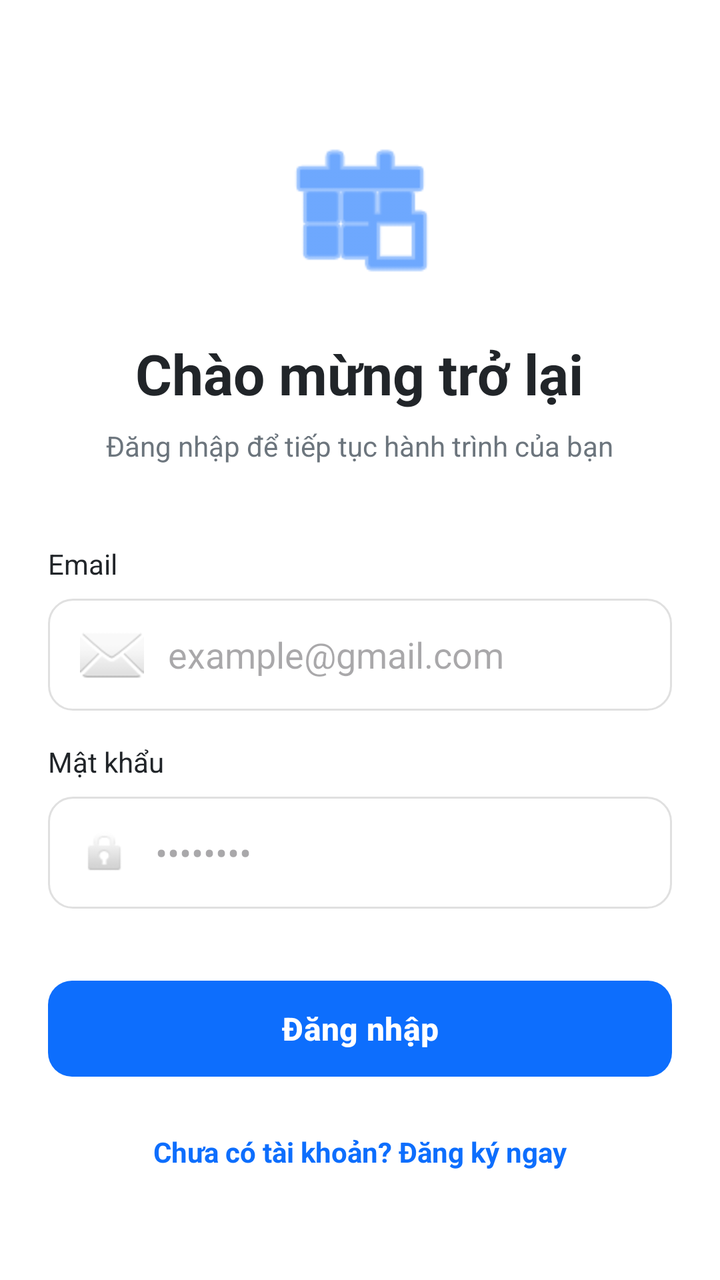
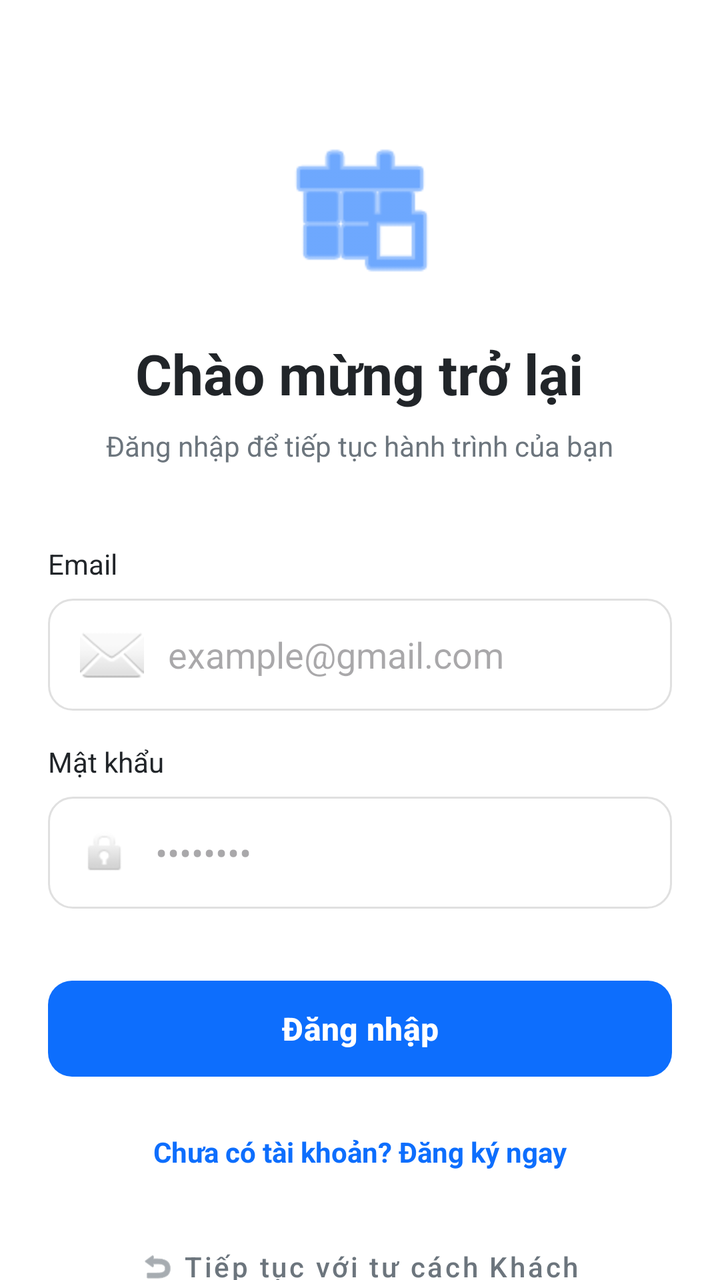

Compare the two renders of this Android layout. The source of the first and the diff that turns it into the second are given below.
<!-- AndroidManifest.xml: application theme Theme.JobSearchApp -->
<!-- res/layout/fragment_login.xml -->
<?xml version="1.0" encoding="utf-8"?>
<androidx.core.widget.NestedScrollView xmlns:android="http://schemas.android.com/apk/res/android"
    xmlns:app="http://schemas.android.com/apk/res-auto"
    android:layout_width="match_parent"
    android:layout_height="match_parent"
    android:background="@color/white"
    android:fillViewport="true">

    <LinearLayout
        android:layout_width="match_parent"
        android:layout_height="wrap_content"
        android:orientation="vertical"
        android:padding="24dp"
        android:gravity="center_horizontal">

        <ImageView
            android:layout_width="80dp"
            android:layout_height="80dp"
            android:src="@android:drawable/ic_menu_today"
            app:tint="@color/primary"
            android:layout_marginTop="40dp"
            android:layout_marginBottom="24dp"/>

        <TextView
            android:layout_width="wrap_content"
            android:layout_height="wrap_content"
            android:text="Chào mừng trở lại"
            android:textSize="28sp"
            android:textStyle="bold"
            android:textColor="@color/text_main"/>

        <TextView
            android:layout_width="wrap_content"
            android:layout_height="wrap_content"
            android:text="Đăng nhập để tiếp tục hành trình của bạn"
            android:textSize="14sp"
            android:textColor="@color/text_sub"
            android:layout_marginTop="8dp"
            android:layout_marginBottom="40dp"/>

        
        <TextView
            android:layout_width="match_parent"
            android:layout_height="wrap_content"
            android:text="Email"
            android:textColor="@color/text_main"
            android:textSize="14sp"
            android:layout_marginBottom="8dp"/>
        <EditText
            android:id="@+id/edtEmailLogin"
            android:layout_width="match_parent"
            android:layout_height="56dp"
            android:hint="example@gmail.com"
            android:inputType="textEmailAddress"
            android:background="@drawable/bg_search_bar"
            android:paddingHorizontal="16dp"
            android:drawableStart="@android:drawable/ic_dialog_email"
            android:drawablePadding="12dp"
            android:layout_marginBottom="16dp"/>

        
        <TextView
            android:layout_width="match_parent"
            android:layout_height="wrap_content"
            android:text="Mật khẩu"
            android:textColor="@color/text_main"
            android:textSize="14sp"
            android:layout_marginBottom="8dp"/>
        <EditText
            android:id="@+id/edtPasswordLogin"
            android:layout_width="match_parent"
            android:layout_height="56dp"
            android:hint="••••••••"
            android:inputType="textPassword"
            android:background="@drawable/bg_search_bar"
            android:paddingHorizontal="16dp"
            android:drawableStart="@android:drawable/ic_lock_idle_lock"
            android:drawablePadding="12dp"
            android:layout_marginBottom="32dp"/>

        <com.google.android.material.button.MaterialButton
            android:id="@+id/btnLogin"
            android:layout_width="match_parent"
            android:layout_height="56dp"
            android:text="Đăng nhập"
            android:textSize="16sp"
            android:textStyle="bold"
            app:cornerRadius="12dp"
            android:layout_marginBottom="24dp"/>

        <TextView
            android:id="@+id/tvToRegister"
            android:layout_width="wrap_content"
            android:layout_height="wrap_content"
            android:text="Chưa có tài khoản? Đăng ký ngay"
            android:textColor="@color/primary"
            android:textStyle="bold"
            android:layout_marginBottom="40dp"/>

    </LinearLayout>
</androidx.core.widget.NestedScrollView>
<!-- resources referenced by this layout -->
<resources>
  <color name="primary">#0D6EFD</color>
  <color name="text_main">#212529</color>
  <color name="text_sub">#6C757D</color>
  <color name="white">#FFFFFF</color>
  <!-- drawable bg_search_bar (drawable) -->
  <?xml version="1.0" encoding="utf-8"?>
  <shape xmlns:android="http://schemas.android.com/apk/res/android">
      <solid android:color="@color/white" />
      <corners android:radius="12dp" />
      <stroke android:width="1dp" android:color="@color/gray_border" />
  </shape>
  <style name="Theme.JobSearchApp" parent="Base.Theme.JobSearchApp" />
  <color name="gray_border">#E0E0E0</color>
  <style name="Base.Theme.JobSearchApp" parent="Theme.Material3.DayNight.NoActionBar">
          
          <item name="colorPrimary">@color/primary</item>
          <item name="android:navigationBarColor">@color/white</item>
          <item name="android:statusBarColor">@color/white</item>
          <item name="android:windowLightStatusBar">true</item>
      </style>
</resources>

<!-- the commit's change to res/layout/fragment_login.xml (unified diff, before → after) -->
@@ -95,6 +95,18 @@
             android:text="Chưa có tài khoản? Đăng ký ngay"
             android:textColor="@color/primary"
             android:textStyle="bold"
+            android:layout_marginBottom="24dp"/>
+
+        <com.google.android.material.button.MaterialButton
+            android:id="@+id/btnBackToGuest"
+            style="@style/Widget.MaterialComponents.Button.TextButton"
+            android:layout_width="wrap_content"
+            android:layout_height="wrap_content"
+            android:text="Tiếp tục với tư cách Khách"
+            android:textAllCaps="false"
+            android:textColor="@color/text_sub"
+            app:icon="@android:drawable/ic_menu_revert"
+            app:iconTint="@color/text_sub"
             android:layout_marginBottom="40dp"/>
 
     </LinearLayout>
